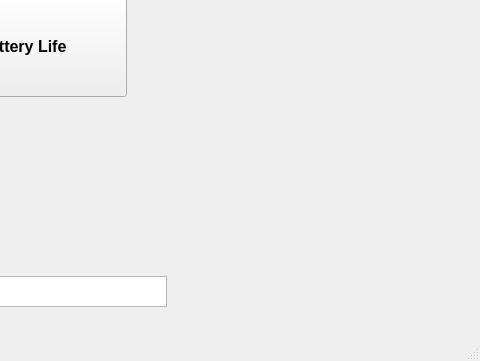
Before: the Qt Designer form mainwindow.ui in Bombardofficial/OptiWinGUI, drawn with Qt 5; both pictures show x 804 to 1284 and y 373 to 734 of the 1284 by 734 pixel window.
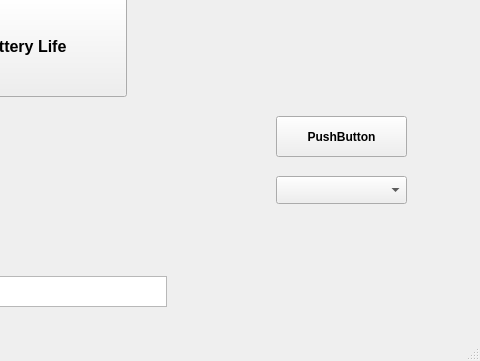
After: the same form once the commit is applied. Icons and pictures are not drawn.

```diff
--- a/mainwindow.ui
+++ b/mainwindow.ui
@@ -436,6 +436,42 @@
        </rect>
       </property>
      </widget>
+     <widget class="QPushButton" name="startButton">
+      <property name="geometry">
+       <rect>
+        <x>1080</x>
+        <y>370</y>
+        <width>131</width>
+        <height>41</height>
+       </rect>
+      </property>
+      <property name="text">
+       <string>PushButton</string>
+      </property>
+     </widget>
+     <widget class="QComboBox" name="durationComboBox">
+      <property name="geometry">
+       <rect>
+        <x>1080</x>
+        <y>430</y>
+        <width>131</width>
+        <height>28</height>
+       </rect>
+      </property>
+     </widget>
+     <widget class="QLabel" name="statusLabel">
+      <property name="geometry">
+       <rect>
+        <x>1050</x>
+        <y>480</y>
+        <width>181</width>
+        <height>20</height>
+       </rect>
+      </property>
+      <property name="text">
+       <string/>
+      </property>
+     </widget>
     </widget>
    </widget>
   </widget>
```
